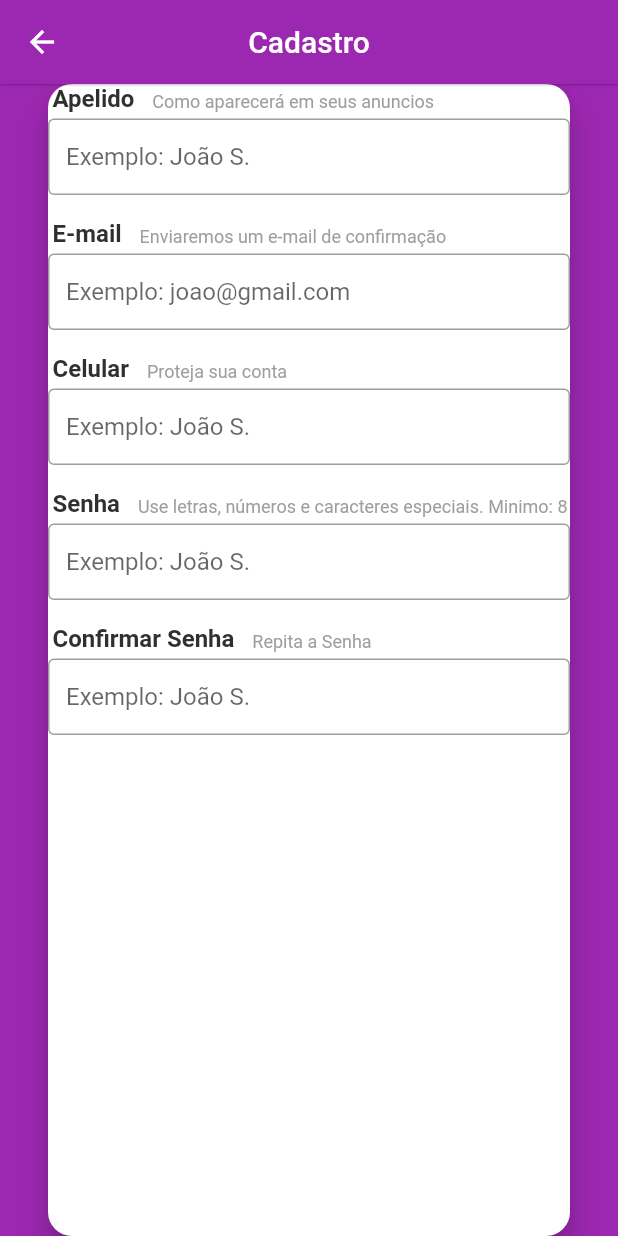
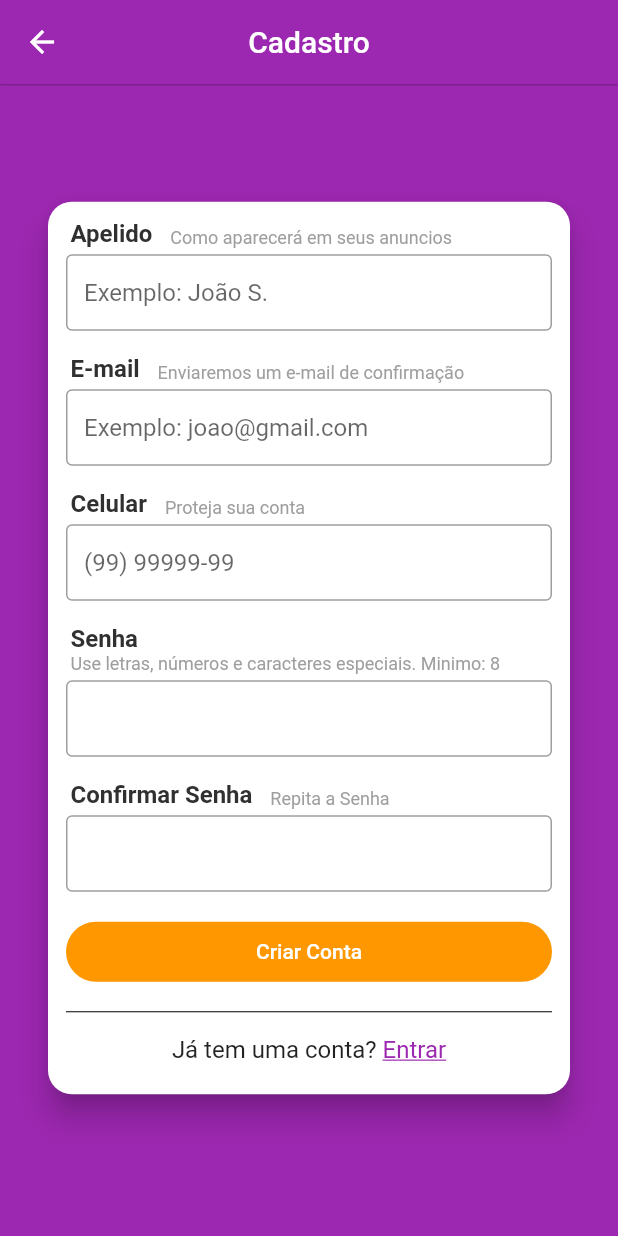
Before and after one commit to Gustakitos/XLO_Clone, a Flutter app: the LoginScreen screen opened directly, after a tap on "Cadastre-se", on a phone screen of 412 x 824 dp. Run offline on Flutter 3.47's test engine with Material 2 defaults, Android fonts, the phone set to English and light mode, and no system bars; our stand-ins replace brasil_fields, flutter_mobx, get_it, mobx, parse_server_sdk; generated files the repository leaves out were written again.

Commit message:
added sign up screen, with name, email and phone validation

```diff
--- /dev/null
+++ b/lib/helper/extensions.dart
@@ -0,0 +1,7 @@
+extension StringExtension on String {
+  bool isEmailValid() {
+    final RegExp regex = RegExp(
+        r"^(([^<>()[\]\\.,;:\s@\']+(\.[^<>()[\]\\.,;:\s@\']+)*)|(\'.+\'))@((\[[0-9]{1,3}\.[0-9]{1,3}\.[0-9]{1,3}\.[0-9]{1,3}\])|(([a-zA-Z\-0-9]+\.)+[a-zA-Z]{2,}))$");
+    return regex.hasMatch(this);
+  }
+}
--- a/lib/screens/login/login_screen.dart
+++ b/lib/screens/login/login_screen.dart
@@ -12,6 +12,8 @@ class LoginScreen extends StatelessWidget {
       body: Container(
         alignment: Alignment.center,
         child: SingleChildScrollView(
+          child: Padding(
+            padding: const EdgeInsets.only(bottom: 16),
             child: Card(
               margin: EdgeInsets.symmetric(horizontal: 32),
               shape: RoundedRectangleBorder(
@@ -133,6 +135,7 @@ class LoginScreen extends StatelessWidget {
             ),
           ),
         ),
+      ),
     );
   }
 }
--- a/lib/screens/signup/signup_screen.dart
+++ b/lib/screens/signup/signup_screen.dart
@@ -1,7 +1,13 @@
 import 'package:flutter/material.dart';
+import 'package:flutter/services.dart';
+import 'package:flutter_mobx/flutter_mobx.dart';
 import 'package:xlo_mobx/screens/signup/components/field_title.dart';
+import 'package:brasil_fields/brasil_fields.dart';
+import 'package:xlo_mobx/stores/signup_store.dart';
 
 class SignUpScreen extends StatelessWidget {
+  final SignUpStore signUpStore = SignUpStore();
+
   @override
   Widget build(BuildContext context) {
     return Scaffold(
@@ -11,26 +17,38 @@ class SignUpScreen extends StatelessWidget {
       ),
       body: Container(
         alignment: Alignment.center,
+        child: SingleChildScrollView(
+          child: Padding(
+            padding: const EdgeInsets.only(
+              bottom: 16,
+            ),
             child: Card(
               margin: EdgeInsets.symmetric(horizontal: 32),
               shape: RoundedRectangleBorder(
                 borderRadius: BorderRadius.circular(16),
               ),
               elevation: 8,
+              child: Padding(
+                padding: const EdgeInsets.all(12),
                 child: Column(
                   crossAxisAlignment: CrossAxisAlignment.stretch,
+                  mainAxisSize: MainAxisSize.min,
                   children: [
                     FieldTitle(
                       title: 'Apelido',
                       subTitle: 'Como aparecerá em seus anuncios',
                     ),
-              TextField(
+                    Observer(builder: (_) {
+                      return TextField(
                         decoration: InputDecoration(
                           border: OutlineInputBorder(),
                           hintText: 'Exemplo: João S.',
                           isDense: true,
+                          errorText: signUpStore.nameError,
                         ),
-              ),
+                        onChanged: signUpStore.setName,
+                      );
+                    }),
                     SizedBox(
                       height: 16,
                     ),
@@ -38,15 +56,19 @@ class SignUpScreen extends StatelessWidget {
                       title: 'E-mail',
                       subTitle: 'Enviaremos um e-mail de confirmação',
                     ),
-              TextField(
+                    Observer(builder: (_) {
+                      return TextField(
                         decoration: InputDecoration(
                           border: OutlineInputBorder(),
                           hintText: 'Exemplo: joao@gmail.com',
                           isDense: true,
+                          errorText: signUpStore.emailError,
                         ),
+                        onChanged: signUpStore.setEmail,
                         keyboardType: TextInputType.emailAddress,
                         autocorrect: false,
-              ),
+                      );
+                    }),
                     SizedBox(
                       height: 16,
                     ),
@@ -54,13 +76,22 @@ class SignUpScreen extends StatelessWidget {
                       title: 'Celular',
                       subTitle: 'Proteja sua conta',
                     ),
-              TextField(
+                    Observer(builder: (_) {
+                      return TextField(
                         decoration: InputDecoration(
                           border: OutlineInputBorder(),
-                  hintText: 'Exemplo: João S.',
+                          hintText: '(99) 99999-99',
                           isDense: true,
+                          errorText: signUpStore.phoneError,
                         ),
-              ),
+                        onChanged: signUpStore.setPhone,
+                        keyboardType: TextInputType.phone,
+                        inputFormatters: [
+                          FilteringTextInputFormatter.digitsOnly,
+                          TelefoneInputFormatter()
+                        ],
+                      );
+                    }),
                     SizedBox(
                       height: 16,
                     ),
@@ -72,9 +103,9 @@ class SignUpScreen extends StatelessWidget {
                     TextField(
                       decoration: InputDecoration(
                         border: OutlineInputBorder(),
-                  hintText: 'Exemplo: João S.',
                         isDense: true,
                       ),
+                      obscureText: true,
                     ),
                     SizedBox(
                       height: 16,
@@ -86,14 +117,53 @@ class SignUpScreen extends StatelessWidget {
                     TextField(
                       decoration: InputDecoration(
                         border: OutlineInputBorder(),
-                  hintText: 'Exemplo: João S.',
                         isDense: true,
                       ),
+                      obscureText: true,
                     ),
-              SizedBox(
-                height: 16,
+                    Container(
+                      margin: EdgeInsets.only(top: 20, bottom: 12),
+                      height: 40,
+                      child: RaisedButton(
+                        color: Colors.orange,
+                        child: Text('Criar Conta'),
+                        textColor: Colors.white,
+                        elevation: 0,
+                        shape: RoundedRectangleBorder(
+                          borderRadius: BorderRadius.circular(20),
+                        ),
+                        onPressed: () {},
+                      ),
+                    ),
+                    Divider(
+                      color: Colors.black,
+                    ),
+                    Padding(
+                      padding: EdgeInsets.symmetric(vertical: 8),
+                      child: Wrap(
+                        alignment: WrapAlignment.center,
+                        children: [
+                          Text(
+                            'Já tem uma conta? ',
+                            style: TextStyle(fontSize: 16),
+                          ),
+                          GestureDetector(
+                            onTap: Navigator.of(context).pop,
+                            child: Text(
+                              'Entrar',
+                              style: TextStyle(
+                                  decoration: TextDecoration.underline,
+                                  color: Colors.purple,
+                                  fontSize: 16),
+                            ),
+                          )
+                        ],
+                      ),
                     ),
                   ],
+                ),
+              ),
+            ),
           ),
         ),
       ),
--- /dev/null
+++ b/lib/stores/signup_store.dart
@@ -0,0 +1,59 @@
+import 'package:mobx/mobx.dart';
+import 'package:xlo_mobx/helper/extensions.dart';
+
+part 'signup_store.g.dart';
+
+class SignUpStore = _SignUpStoreBase with _$SignUpStore;
+
+abstract class _SignUpStoreBase with Store {
+  @observable
+  String name;
+
+  @action
+  void setName(String value) => name = value;
+
+  @computed
+  bool get nameValid => name != null && name.length > 6;
+  String get nameError {
+    if (name == null || nameValid)
+      return null;
+    else if (name.isEmpty)
+      return 'Campo Obrigatório';
+    else
+      return 'Nome muito curto';
+  }
+
+  @observable
+  String email;
+
+  @action
+  void setEmail(String value) => email = value;
+
+  @computed
+  bool get emailValid => email != null && email.isEmailValid();
+  String get emailError {
+    if (email == null || emailValid)
+      return null;
+    else if (email.isEmpty)
+      return 'Campo Obrigatório';
+    else
+      return 'Email inválido';
+  }
+
+  @observable
+  String phone;
+
+  @action
+  void setPhone(String value) => phone = value;
+
+  @computed
+  bool get phoneValid => phone != null && phone.length >= 14;
+  String get phoneError {
+    if (email == null || phoneValid)
+      return null;
+    else if (phone.isEmpty)
+      return 'Campo Obrigatório';
+    else
+      return 'Telefone inválido';
+  }
+}
--- a/pubspec.yaml
+++ b/pubspec.yaml
@@ -31,6 +31,7 @@ dependencies:
   mobx: ^1.2.1+2
   flutter_mobx: ^1.1.0+2
   get_it: ^6.0.0
+  brasil_fields: ^1.0.0
 
 dev_dependencies:
   flutter_test:
```
Also changed, not shown: lib/stores/signup_store.g.dart (added), pubspec.lock. Lines whose indentation alone changed are shown as unchanged.
